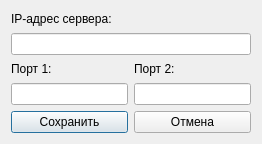
This is prj.course/client/settings.ui in kraftn/programming-technology-labs as Qt 5 draws it before an edit. The edited form follows.
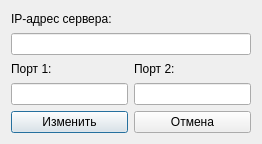
This is the edited form.

The edit to the form file:
```diff
--- a/prj.course/client/settings.ui
+++ b/prj.course/client/settings.ui
@@ -70,7 +70,7 @@
       </sizepolicy>
      </property>
      <property name="text">
-      <string>Сохранить</string>
+      <string>Изменить</string>
      </property>
     </widget>
    </item>
```
Left out of the diff: 2 changed lines with no effect on the pictures.
